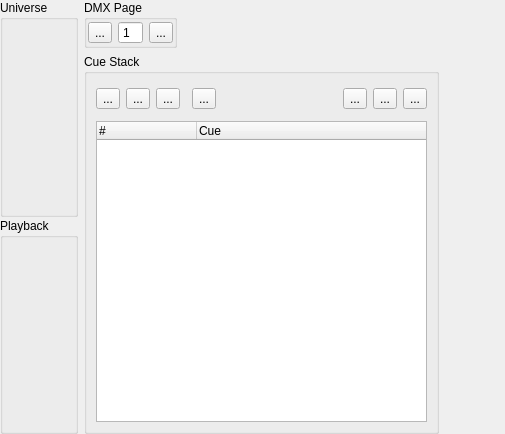
Old version of the form trunk/ui/src/simpledesk.ui in the repository Bondzio/qlc.
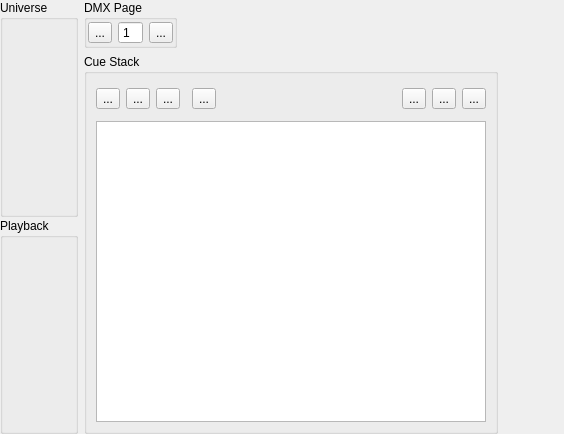
New version of the form. Icons and pictures are not drawn.

Commit message: Changed CueStackWidget to a custom model & view

```diff
--- a/trunk/ui/src/simpledesk.ui
+++ b/trunk/ui/src/simpledesk.ui
@@ -6,7 +6,7 @@
    <rect>
     <x>0</x>
     <y>0</y>
-    <width>505</width>
+    <width>564</width>
     <height>434</height>
    </rect>
   </property>
@@ -278,29 +278,6 @@
           </property>
          </widget>
         </item>
-        <item row="1" column="0" colspan="10">
-         <widget class="QTreeWidget" name="m_cueList">
-          <property name="rootIsDecorated">
-           <bool>false</bool>
-          </property>
-          <property name="itemsExpandable">
-           <bool>false</bool>
-          </property>
-          <property name="expandsOnDoubleClick">
-           <bool>false</bool>
-          </property>
-          <column>
-           <property name="text">
-            <string>#</string>
-           </property>
-          </column>
-          <column>
-           <property name="text">
-            <string>Cue</string>
-           </property>
-          </column>
-         </widget>
-        </item>
         <item row="0" column="7">
          <widget class="QToolButton" name="m_editCueStackButton">
           <property name="toolTip">
@@ -324,6 +301,19 @@
           </property>
          </widget>
         </item>
+        <item row="1" column="0" colspan="10">
+         <widget class="QTreeView" name="m_cueStackView">
+          <property name="rootIsDecorated">
+           <bool>false</bool>
+          </property>
+          <property name="itemsExpandable">
+           <bool>false</bool>
+          </property>
+          <property name="expandsOnDoubleClick">
+           <bool>false</bool>
+          </property>
+         </widget>
+        </item>
        </layout>
       </widget>
      </item>
```
Left out of the diff: 3 changed lines with no effect on the pictures. The commit also changes 8 other files.
